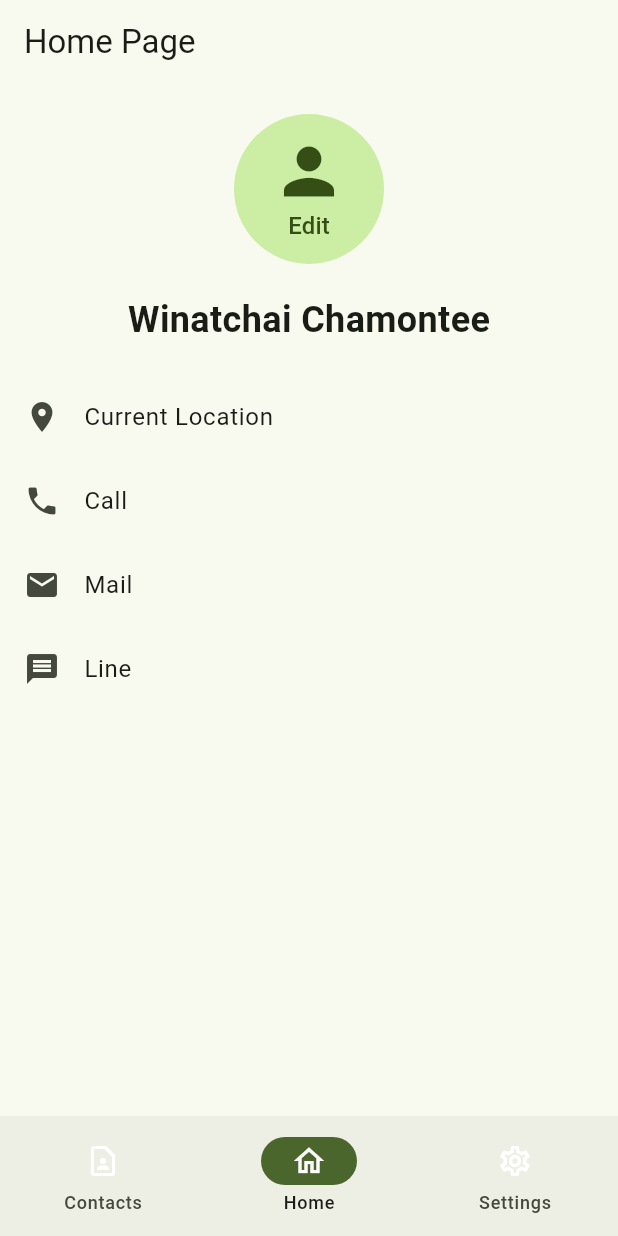
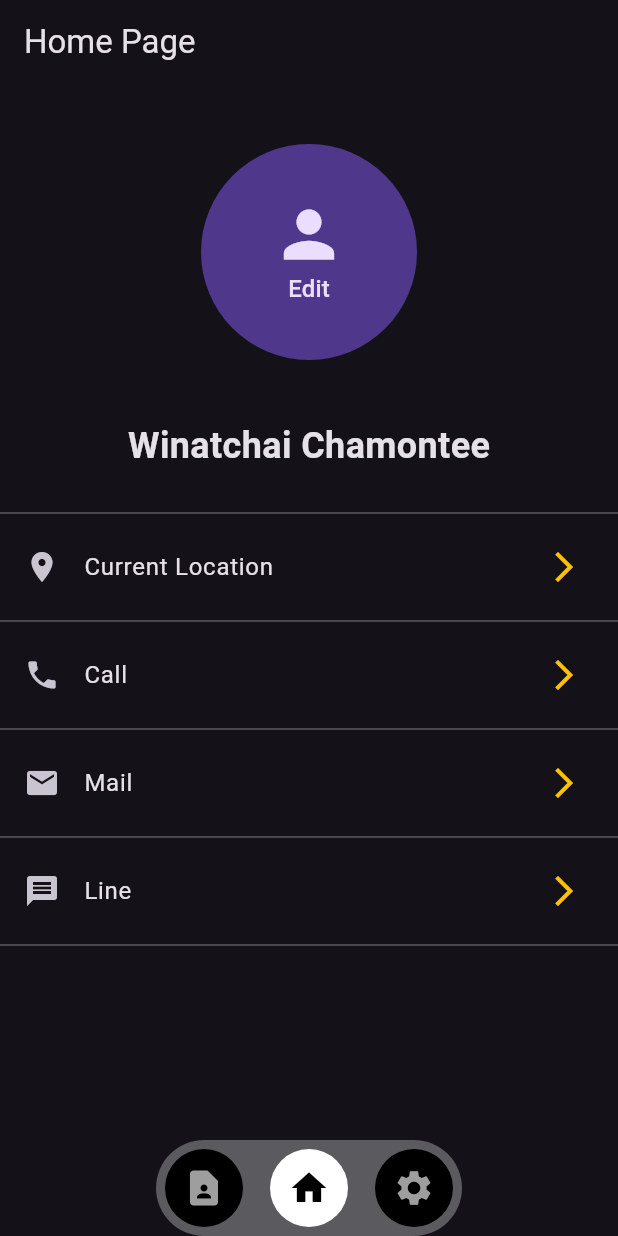
Before and after one commit to winatchai-kmutt/abbon-mobile-test, a Flutter app: the screen it shows after launch, on a phone screen of 412 x 824 dp. Run offline on Flutter 3.47's test engine with Material 3 defaults, Android fonts, the phone set to English and light mode, and no system bars; our stand-ins replace easy_localization, equatable, flutter_bloc, geolocator, go_router, image_picker and 1 more; missing offline and left inert: analyzer, app_settings, build, jinja, source_gen.

Commit message:
completed abbon-mobile-test

```diff
--- a/lib/layout_scaffold.dart
+++ b/lib/layout_scaffold.dart
@@ -3,12 +3,13 @@ import 'package:easy_localization/easy_localization.dart';
 import 'package:flutter/material.dart';
 import 'package:go_router/go_router.dart';
 
+
 class Destination {
-  final String lebel;
+  final String label;
   final IconData icon;
 
   const Destination({
-    required this.lebel,
+    required this.label,
     required this.icon,
   });
 }
@@ -16,40 +17,80 @@ class Destination {
 class LayoutScaffold extends StatelessWidget {
   final StatefulNavigationShell navigationShell;
 
-  LayoutScaffold({Key? key, required this.navigationShell})
-      : super(key: key ?? const ValueKey<String>('LayoutScafford'));
+  const LayoutScaffold({
+    Key? key,
+    required this.navigationShell,
+  }) : super(key: key ?? const ValueKey<String>('LayoutScaffold'));
 
   @override
   Widget build(BuildContext context) {
-
     List<Destination> destinations = [
       Destination(
-      lebel: LocaleKeys.contacts.tr(),
-      icon: Icons.contact_page_outlined,
+        label: LocaleKeys.contacts.tr(),
+        icon: Icons.contact_page,
       ),
       Destination(
-      lebel: LocaleKeys.home.tr(),
-      icon: Icons.home_outlined,
+        label: LocaleKeys.home.tr(),
+        icon: Icons.home,
       ),
       Destination(
-      lebel: LocaleKeys.settings.tr(),
-      icon: Icons.settings_outlined,
+        label: LocaleKeys.settings.tr(),
+        icon: Icons.settings,
       ),
     ];
+
     return Scaffold(
       body: navigationShell,
-      bottomNavigationBar: NavigationBar(
-          selectedIndex: navigationShell.currentIndex,
-          onDestinationSelected: navigationShell.goBranch,
-          indicatorColor: Theme.of(context).primaryColor,
-          destinations: destinations
-              .map((destination) => NavigationDestination(
-                  icon: Icon(
+      bottomNavigationBar: SafeArea(
+        child: Container(
+          padding: EdgeInsets.symmetric(vertical: 6, horizontal: 6),
+          margin: EdgeInsets.symmetric(horizontal: 104),
+          decoration: BoxDecoration(
+            color: Colors.white30,
+            borderRadius: BorderRadius.circular(100),
+          ),
+          child: Row(
+            mainAxisSize: MainAxisSize.min,
+            mainAxisAlignment: MainAxisAlignment.spaceBetween,
+            children: destinations.asMap().entries.map(
+              (entry) {
+                int index = entry.key;
+                Destination destination = entry.value;
+                bool isSelected = navigationShell.currentIndex == index;
+                return GestureDetector(
+                  onTap: () => navigationShell.goBranch(index),
+                  child: Column(
+                    mainAxisSize: MainAxisSize.min,
+                    children: [
+                      Container(
+                        padding: EdgeInsets.all(12),
+                        decoration: BoxDecoration(
+                          shape: BoxShape.circle,
+                          color:
+                              isSelected ? Colors.white : Colors.black,
+                        ),
+                        child: Icon(
                           destination.icon,
-                    color: Colors.white,
+                          color: isSelected ? Colors.black : Colors.grey,
+                          size: 28,
                         ),
-                  label: destination.lebel))
-              .toList()),
+                      ),
+                    ],
+                  ),
+                );
+              },
+            ).toList(),
+          ),
+        ),
+      ),
     );
   }
 }
+
+// NavigationDestination(
+//               icon: Icon(
+//                 destination.icon,
+//                 color: Colors.white,
+//               ),
+//               label: destination.lebel,
+//             )
--- a/lib/main.dart
+++ b/lib/main.dart
@@ -37,11 +37,14 @@ class MainApp extends StatelessWidget {
       supportedLocales: context.supportedLocales,
       locale: context.locale,
       debugShowCheckedModeBanner: false,
-      theme: ThemeData.from(
-        colorScheme: ColorScheme.fromSeed(
-          seedColor: Colors.lightGreen,
+      darkTheme: ThemeData.from(
+        colorScheme: ColorScheme.dark(
+          primary: Colors.amber,
+          onPrimary: Colors.white,
+          secondary: Colors.amber,
         ),
       ),
+      theme: ThemeData.dark(),
     );
   }
 }
--- a/lib/pages/contact_page.dart
+++ b/lib/pages/contact_page.dart
@@ -21,10 +21,15 @@ class ContactPage extends StatelessWidget {
         ],
       ),
       floatingActionButton: FloatingActionButton(
+        backgroundColor: Colors.white,
+        mini: true,
         onPressed: () {
           _showAddContactDialog(context);
         },
-        child: Icon(Icons.add_outlined),
+        child: Icon(
+          Icons.add,
+          color: Colors.black,
+        ),
       ),
     );
   }
@@ -130,10 +135,12 @@ class _SearchBarState extends State<SearchBar> {
   @override
   Widget build(BuildContext context) {
     return Padding(
-      padding: const EdgeInsets.all(8),
+      padding: const EdgeInsets.all(16),
       child: TextField(
         controller: searchController,
         decoration: InputDecoration(
+          border: OutlineInputBorder(borderRadius: BorderRadius.circular(30)),
+          filled: true,
           labelText: LocaleKeys.search.tr(),
           suffixIcon: Visibility(
             visible: enableSuffixIcon,
@@ -197,8 +204,10 @@ class _ContactListState extends State<ContactList> {
             child: Column(
               children: [
                 Expanded(
-                  child: ListView.builder(
+                  child: ListView.separated(
                     itemCount: contacts.length,
+                    separatorBuilder: (BuildContext context, int index) =>
+                        Divider(color: Colors.white30,),
                     itemBuilder: (context, index) {
                       final contact = contacts[index];
                       return ListTile(
--- a/lib/pages/home_page.dart
+++ b/lib/pages/home_page.dart
@@ -74,7 +74,7 @@ class _HomePageState extends State<HomePage> {
       ),
       body: Column(
         children: [
-          SizedBox(height: 20),
+          SizedBox(height: 40),
           Center(
             child: GestureDetector(
               onTap: () {
@@ -116,7 +116,7 @@ class _HomePageState extends State<HomePage> {
                   valueListenable: controller,
                   builder: (context, value, _) {
                     return CircleAvatar(
-                      radius: 50,
+                      radius: 72,
                       backgroundImage:
                           controller.hasImage ? FileImage(value.image!) : null,
                       child: Visibility(
@@ -136,32 +136,53 @@ class _HomePageState extends State<HomePage> {
                   }),
             ),
           ),
-          SizedBox(height: 20),
+          SizedBox(height: 40),
           Text(
             LocaleKeys.myName.tr(),
             style: TextStyle(fontSize: 24, fontWeight: FontWeight.bold),
           ),
           SizedBox(height: 20),
+          Divider(color: Colors.white30),
           ListTile(
             leading: Icon(Icons.location_on),
             title: Text(LocaleKeys.currentLocation.tr()),
+            trailing: Icon(
+              Icons.arrow_forward_ios,
+              color: Colors.amber,
+            ),
             onTap: onTapLocation,
           ),
+          Divider(color: Colors.white30),
           ListTile(
             leading: Icon(Icons.phone),
             title: Text(LocaleKeys.call.tr()),
+            trailing: Icon(
+              Icons.arrow_forward_ios,
+              color: Colors.amber,
+            ),
             onTap: controller.openPhoneCall,
           ),
+          Divider(color: Colors.white30),
           ListTile(
             leading: Icon(Icons.mail),
             title: Text(LocaleKeys.mail.tr()),
+            trailing: Icon(
+              Icons.arrow_forward_ios,
+              color: Colors.amber,
+            ),
             onTap: controller.openMail,
           ),
+          Divider(color: Colors.white30),
           ListTile(
             leading: Icon(Icons.message),
             title: Text(LocaleKeys.line.tr()),
+            trailing: Icon(
+              Icons.arrow_forward_ios,
+              color: Colors.amber,
+            ),
             onTap: controller.openLine,
           ),
+          Divider(color: Colors.white30),
         ],
       ),
     );
@@ -280,7 +301,7 @@ class HomeContoller extends ValueNotifier<HomeValue> {
     }
     return null;
   }
-  // TODO android version test, maybe use storage
+
   Future<String?> getGalleryDenideMessage() async {
     final permission = await Permission.photos.request();
     if (permission.isDenied || permission.isPermanentlyDenied) {
--- a/lib/pages/settings_page.dart
+++ b/lib/pages/settings_page.dart
@@ -40,6 +40,7 @@ class SettingsPage extends StatelessWidget {
                   context.pop();
                 },
               ),
+              const Divider(height: 0),
               ListTile(
                 title: Text(LocaleKeys.englishLanguage.tr()),
                 onTap: () {
@@ -62,8 +63,14 @@ class SettingsPage extends StatelessWidget {
       ),
       body: ListView(
         children: [
+          Divider(color: Colors.white30),
           ListTile(
+            leading: Icon(Icons.language),
             title: Text(LocaleKeys.language.tr()),
+            trailing: Icon(
+              Icons.arrow_forward_ios,
+              color: Colors.amber,
+            ),
             subtitle: Text(
               _langCodeToFullLanguage(context.locale.languageCode).tr(),
             ),
@@ -71,10 +78,17 @@ class SettingsPage extends StatelessWidget {
               _onTapLanguage(context);
             },
           ),
+          Divider(color: Colors.white30),
           ListTile(
+            leading: Icon(Icons.notifications_active),
             title: Text(LocaleKeys.notification.tr()),
+            trailing: Icon(
+              Icons.arrow_forward_ios,
+              color: Colors.amber,
+            ),
             onTap: _onTapNotificationSettings,
           ),
+          Divider(color: Colors.white30),
         ],
       ),
     );
--- a/pubspec.yaml
+++ b/pubspec.yaml
@@ -21,7 +21,6 @@ dependencies:
   geolocator: ^13.0.2
   app_settings: ^5.2.0
   easy_localization: ^3.0.7+1
-  shared_preferences_foundation: ^2.5.4
 
 
 dev_dependencies:
```
Also changed, not shown: pubspec.lock, 1 other file. Lines whose indentation alone changed are shown as unchanged.
